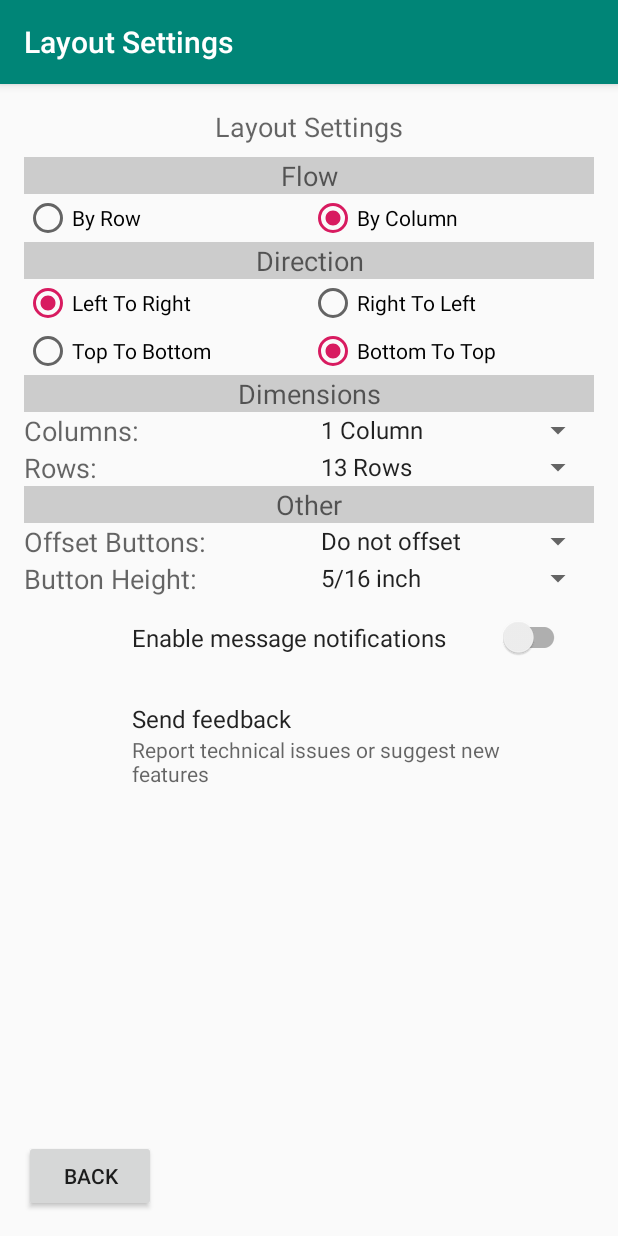
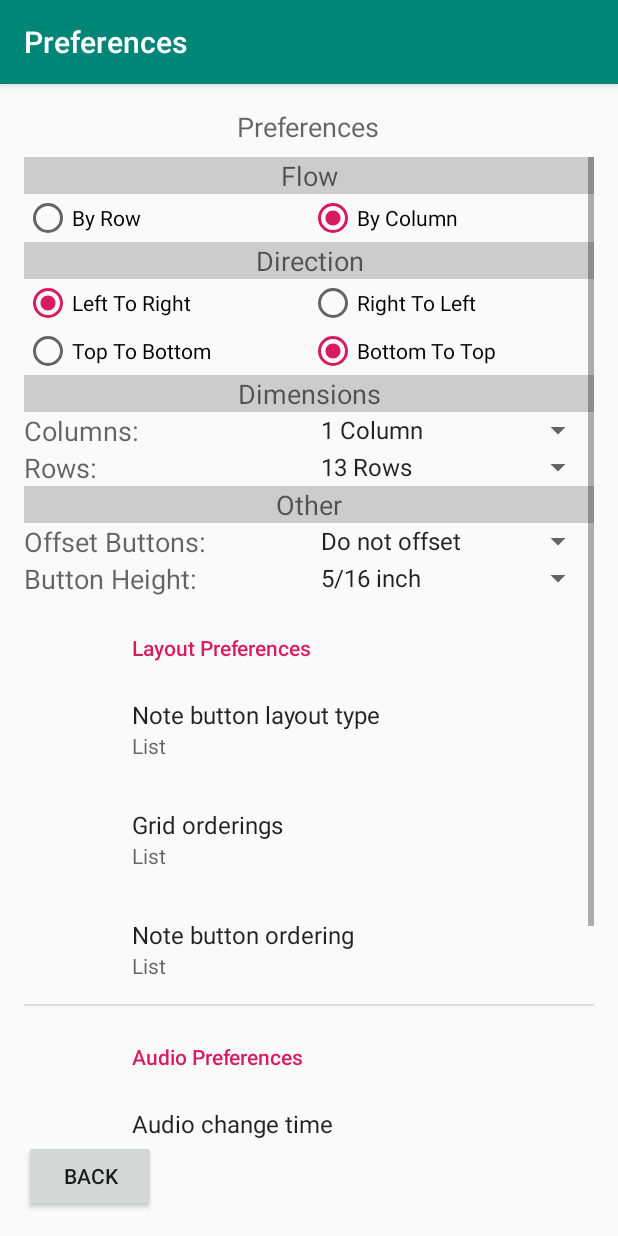
Before and after one commit to sseidel16/ByzantineIson, an Android app: the AppSettings screen opened directly, with no data from a screen before it, on a phone screen of 412 x 824 dp. Run offline under Robolectric (Android 15) with nearby library versions, the phone set to English and light mode, and no system bars; our stand-ins replace androidx.preference.

Commit message:
created preference skeletons

```diff
--- a/app/src/main/java/com/coderss/ison/AppSettings.java
+++ b/app/src/main/java/com/coderss/ison/AppSettings.java
@@ -62,7 +62,7 @@ public class AppSettings extends AppCompatActivity {
     protected void onCreate(Bundle savedInstanceState) {
         super.onCreate(savedInstanceState);
         setContentView(R.layout.app_settings);
-        setTitle("Layout Settings");
+        setTitle("Preferences");
         setUpComponents();
         getSupportFragmentManager()
                 .beginTransaction()
@@ -71,10 +71,10 @@ public class AppSettings extends AppCompatActivity {
     }
 
     public void setUpComponents() {
-        (this.findViewById(R.id.tableRow1)).setBackgroundColor(Color.LTGRAY);
-        (this.findViewById(R.id.tableRow3)).setBackgroundColor(Color.LTGRAY);
-        (this.findViewById(R.id.tableRow6)).setBackgroundColor(Color.LTGRAY);
-        (this.findViewById(R.id.tableRow9)).setBackgroundColor(Color.LTGRAY);
+        this.findViewById(R.id.tableRow1).setBackgroundColor(Color.LTGRAY);
+        this.findViewById(R.id.tableRow3).setBackgroundColor(Color.LTGRAY);
+        this.findViewById(R.id.tableRow6).setBackgroundColor(Color.LTGRAY);
+        this.findViewById(R.id.tableRow9).setBackgroundColor(Color.LTGRAY);
 
         byRow = this.findViewById(R.id.byRow);
         byRow.setChecked(IsonActivity.BY_ROW);
--- a/app/src/main/java/com/coderss/ison/Player.java
+++ b/app/src/main/java/com/coderss/ison/Player.java
@@ -6,7 +6,6 @@ import android.media.AudioManager;
 import android.media.AudioTrack;
 import android.os.Build;
 
-import java.util.concurrent.atomic.AtomicBoolean;
 import java.util.concurrent.atomic.AtomicReference;
 
 public class Player {
@@ -84,19 +83,29 @@ public class Player {
             frequencyArray[soundI] = soundSet.notes[soundI].frequency;
         }
 
+        System.out.println("Native create1 in");
         native_createEngine(Build.VERSION.SDK_INT);
+        System.out.println("Native create1 out");
+        System.out.println("Native create2 in");
         native_createAudioPlayer(
                 sampleRate,
                 framesPerBuffer,
                 NUM_BUFFERS,
                 soundDataArray,
                 frequencyArray);
+        System.out.println("Native create2 out");
     }
 
     public void start() {
         //startJavaSpeaker();
+
+        System.out.println("Native setFrequency in: " + freq.get());
         native_setFrequency(freq.get());
+        System.out.println("Native setFrequency out");
+
+        System.out.println("Native setVolume in: " + volume.get());
         native_setVolume(volume.get());
+        System.out.println("Native setVolume out");
         //native_setWorkCycles(60000);
     }
 
@@ -162,15 +171,19 @@ public class Player {
     public void changeVolume(float volume) {
         prefVolume = volume;
 
+        System.out.println("Native_setVolume in: " + volume);
         native_setVolume(volume);
+        System.out.println("Native_setVolume out");
     }
 
-    public void changeFreq(float f) {
-        if (freq.get() <= 0) freq.set(f);
-        prefFreq = f;
-        MAX_FREQ_SHIFT = Math.abs(freq.get() - f) / (FREQ_SHIFT_TIME * 44100f);
+    public void changeFreq(float frequency) {
+        if (freq.get() <= 0) freq.set(frequency);
+        prefFreq = frequency;
+        MAX_FREQ_SHIFT = Math.abs(freq.get() - frequency) / (FREQ_SHIFT_TIME * 44100f);
 
-        native_setFrequency(f);
+        System.out.println("Native setFrequency in" + frequency);
+        native_setFrequency(frequency);
+        System.out.println("Native setFrequency out");
     }
 
     public double getPrefVolume() {
@@ -190,8 +203,12 @@ public class Player {
     }
 
     public void destroy() {
+        System.out.println("Native destroy1 in");
         native_destroyAudioPlayer();
+        System.out.println("Native destroy1 out");
+        System.out.println("Native destroy2 in");
         native_destroyEngine();
+        System.out.println("Native destroy2 out");
     }
 
 }
--- a/app/src/main/res/layout/app_settings.xml
+++ b/app/src/main/res/layout/app_settings.xml
@@ -276,7 +276,7 @@
         android:layout_alignParentTop="true"
         android:layout_centerHorizontal="true"
         android:layout_marginBottom="@dimen/default_gap"
-        android:text="Layout Settings"
+        android:text="Preferences"
         android:textAppearance="?android:attr/textAppearanceMedium" />
 
     <Button
--- a/app/src/main/res/menu/main_activity_actions.xml
+++ b/app/src/main/res/menu/main_activity_actions.xml
@@ -5,7 +5,9 @@
         android:title="Dock"
         app:showAsAction="ifRoom"
         />
-    <item android:id="@+id/openLayoutSettings" android:title="Layout" android:showAsAction="ifRoom"></item>
-
+    <item android:id="@+id/openLayoutSettings"
+        android:title="Preferences"
+        app:showAsAction="ifRoom"
+        />
 
 </menu>
--- /dev/null
+++ b/app/src/main/res/values/preferences.xml
@@ -0,0 +1,20 @@
+<?xml version="1.0" encoding="utf-8"?>
+<resources>
+    <string-array name="prefBaseSliderTypeEntries">
+        <item>Discrete</item>
+        <item>Continuous</item>
+    </string-array>
+    <string-array name="prefBaseSliderTypeEntryValues">
+        <item>discrete</item>
+        <item>continuous</item>
+    </string-array>
+
+    <string-array name="prefNoteLayoutEntries">
+        <item>List</item>
+        <item>Grid</item>
+    </string-array>
+    <string-array name="prefNoteLayoutEntryValues">
+        <item>list</item>
+        <item>grid</item>
+    </string-array>
+</resources>
--- a/app/src/main/res/xml/preferences.xml
+++ b/app/src/main/res/xml/preferences.xml
@@ -1,18 +1,64 @@
 <?xml version="1.0" encoding="utf-8"?>
-<PreferenceScreen xmlns:app="http://schemas.android.com/apk/res-auto"
-    xmlns:tools="http://schemas.android.com/tools"
+<PreferenceScreen xmlns:android="http://schemas.android.com/apk/res/android"
+
     persistent="true"
     selectable="true"
     shouldDisableView="true">
 
-    <SwitchPreferenceCompat
-        app:key="notifications"
-        app:title="Enable message notifications" />
+    <PreferenceCategory android:title="Layout Preferences">
 
-    <Preference
-        app:key="feedback"
-        app:summary="Report technical issues or suggest new features"
-        app:title="Send feedback"
-        tools:selectable="true" />
+        <ListPreference
+            android:entries="@array/prefNoteLayoutEntries"
+            android:entryValues="@array/prefNoteLayoutEntryValues"
+            android:key="listButtonLayout"
+            android:title="Note button layout type"
+            android:summary="%s"
+            android:defaultValue="list"/>
+
+        <ListPreference
+            android:entries="@array/prefNoteLayoutEntries"
+            android:entryValues="@array/prefNoteLayoutEntryValues"
+            android:key="listButtonLayout"
+            android:title="Grid orderings"
+            android:summary="%s"
+            android:defaultValue="list"/>
+
+        <ListPreference
+            android:entries="@array/prefNoteLayoutEntries"
+            android:entryValues="@array/prefNoteLayoutEntryValues"
+            android:key="listButtonLayout"
+            android:title="Note button ordering"
+            android:summary="%s"
+            android:defaultValue="list"/>
+
+    </PreferenceCategory>
+
+    <PreferenceCategory android:title="Audio Preferences">
+
+        <ListPreference
+            android:entries="@array/prefBaseSliderTypeEntries"
+            android:entryValues="@array/prefBaseSliderTypeEntryValues"
+            android:key="listBaseSlider"
+            android:title="Audio change time"
+            android:summary="%s"
+            android:defaultValue="discrete"/>
+
+        <ListPreference
+            android:entries="@array/prefBaseSliderTypeEntries"
+            android:entryValues="@array/prefBaseSliderTypeEntryValues"
+            android:key="listBaseSlider"
+            android:title="Frequency change time"
+            android:summary="%s"
+            android:defaultValue="discrete"/>
+
+        <ListPreference
+            android:entries="@array/prefBaseSliderTypeEntries"
+            android:entryValues="@array/prefBaseSliderTypeEntryValues"
+            android:key="listBaseSlider"
+            android:title="Base note slider type"
+            android:summary="%s"
+            android:defaultValue="discrete"/>
+
+    </PreferenceCategory>
 
 </PreferenceScreen>
```
